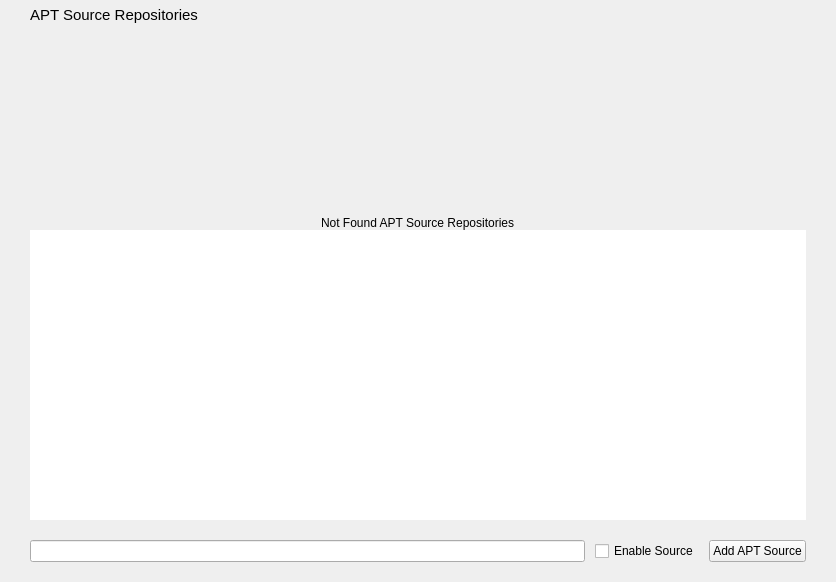
oguzhaninan/Stacer, file stacer/Pages/AptSourceManager/apt_source_manager_page.ui: the form before one commit.
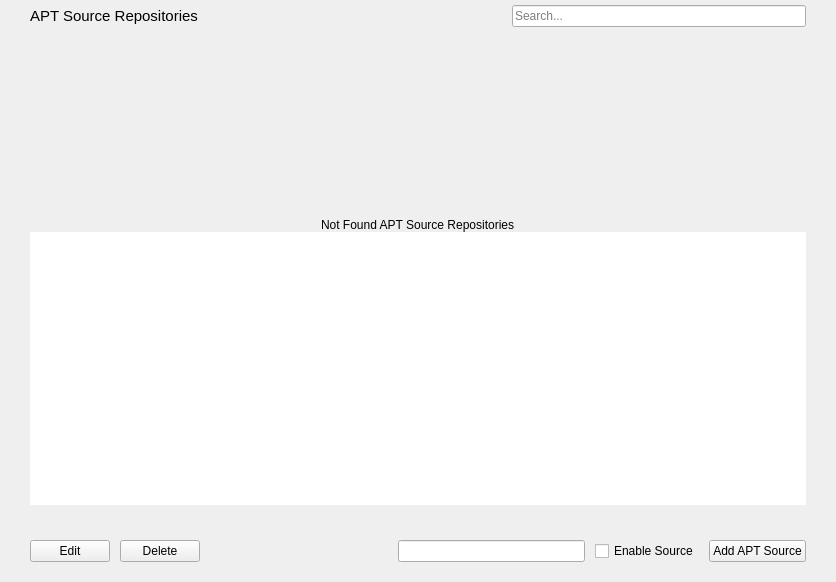
The form after the commit. Icons and pictures are not drawn.

Commit message: added searchbox to aptsourcemanager and edit, delete btns moved to aptsourcemanager page

What changed in the file:
```diff
--- a/stacer/Pages/AptSourceManager/apt_source_manager_page.ui
+++ b/stacer/Pages/AptSourceManager/apt_source_manager_page.ui
@@ -62,86 +62,7 @@
       <property name="verticalSpacing">
        <number>5</number>
       </property>
-      <item row="0" column="1">
-       <spacer name="horizontalSpacer">
-        <property name="orientation">
-         <enum>Qt::Horizontal</enum>
-        </property>
-        <property name="sizeHint" stdset="0">
-         <size>
-          <width>40</width>
-          <height>20</height>
-         </size>
-        </property>
-       </spacer>
-      </item>
-      <item row="5" column="3">
-       <widget class="QPushButton" name="btnAddAPTSourceRepository">
-        <property name="sizePolicy">
-         <sizepolicy hsizetype="Fixed" vsizetype="Fixed">
-          <horstretch>0</horstretch>
-          <verstretch>0</verstretch>
-         </sizepolicy>
-        </property>
-        <property name="font">
-         <font>
-          <family>Ubuntu</family>
-         </font>
-        </property>
-        <property name="cursor">
-         <cursorShape>PointingHandCursor</cursorShape>
-        </property>
-        <property name="focusPolicy">
-         <enum>Qt::NoFocus</enum>
-        </property>
-        <property name="styleSheet">
-         <string notr="true"/>
-        </property>
-        <property name="text">
-         <string>Add APT Source</string>
-        </property>
-        <property name="checkable">
-         <bool>false</bool>
-        </property>
-       </widget>
-      </item>
-      <item row="4" column="0" colspan="4">
-       <spacer name="verticalSpacer_2">
-        <property name="orientation">
-         <enum>Qt::Vertical</enum>
-        </property>
-        <property name="sizeType">
-         <enum>QSizePolicy::Fixed</enum>
-        </property>
-        <property name="sizeHint" stdset="0">
-         <size>
-          <width>20</width>
-          <height>15</height>
-         </size>
-        </property>
-       </spacer>
-      </item>
-      <item row="0" column="0" alignment="Qt::AlignLeft">
-       <widget class="QLabel" name="aptSourceTitleLbl">
-        <property name="font">
-         <font>
-          <family>Ubuntu</family>
-          <pointsize>11</pointsize>
-          <italic>false</italic>
-         </font>
-        </property>
-        <property name="styleSheet">
-         <string notr="true"/>
-        </property>
-        <property name="text">
-         <string notr="true">APT Source Repositories</string>
-        </property>
-       </widget>
-      </item>
-      <item row="5" column="0" colspan="2">
-       <widget class="QLineEdit" name="txtAptSource"/>
-      </item>
-      <item row="1" column="0" colspan="4">
+      <item row="1" column="0" colspan="7">
        <widget class="QWidget" name="verticalWidget_2" native="true">
         <layout class="QVBoxLayout" name="verticalLayout">
          <property name="spacing">
@@ -245,13 +166,202 @@
         </layout>
        </widget>
       </item>
-      <item row="5" column="2">
-       <widget class="QCheckBox" name="checkEnableSource">
-        <property name="accessibleName">
-         <string>circle</string>
+      <item row="4" column="0" colspan="7">
+       <spacer name="verticalSpacer_2">
+        <property name="orientation">
+         <enum>Qt::Vertical</enum>
+        </property>
+        <property name="sizeType">
+         <enum>QSizePolicy::Fixed</enum>
+        </property>
+        <property name="sizeHint" stdset="0">
+         <size>
+          <width>20</width>
+          <height>30</height>
+         </size>
+        </property>
+       </spacer>
+      </item>
+      <item row="0" column="6">
+       <widget class="QLineEdit" name="txtSearchAptSource">
+        <property name="placeholderText">
+         <string>Search...</string>
+        </property>
+       </widget>
+      </item>
+      <item row="5" column="0" colspan="7">
+       <layout class="QHBoxLayout" name="horizontalLayout_2">
+        <property name="spacing">
+         <number>10</number>
+        </property>
+        <property name="bottomMargin">
+         <number>0</number>
+        </property>
+        <item>
+         <widget class="QPushButton" name="btnEditAptSource">
+          <property name="sizePolicy">
+           <sizepolicy hsizetype="Fixed" vsizetype="Fixed">
+            <horstretch>0</horstretch>
+            <verstretch>0</verstretch>
+           </sizepolicy>
+          </property>
+          <property name="font">
+           <font>
+            <family>Ubuntu</family>
+           </font>
+          </property>
+          <property name="cursor">
+           <cursorShape>PointingHandCursor</cursorShape>
+          </property>
+          <property name="focusPolicy">
+           <enum>Qt::NoFocus</enum>
+          </property>
+          <property name="styleSheet">
+           <string notr="true"/>
+          </property>
+          <property name="text">
+           <string>Edit</string>
+          </property>
+          <property name="icon">
+           <iconset resource="../../static.qrc">
+            <normaloff>:/static/themes/default/img/edit.svg</normaloff>:/static/themes/default/img/edit.svg</iconset>
+          </property>
+          <property name="iconSize">
+           <size>
+            <width>16</width>
+            <height>16</height>
+           </size>
+          </property>
+          <property name="checkable">
+           <bool>false</bool>
+          </property>
+         </widget>
+        </item>
+        <item>
+         <widget class="QPushButton" name="btnDeleteAptSource">
+          <property name="sizePolicy">
+           <sizepolicy hsizetype="Fixed" vsizetype="Fixed">
+            <horstretch>0</horstretch>
+            <verstretch>0</verstretch>
+           </sizepolicy>
+          </property>
+          <property name="font">
+           <font>
+            <family>Ubuntu</family>
+           </font>
+          </property>
+          <property name="cursor">
+           <cursorShape>PointingHandCursor</cursorShape>
+          </property>
+          <property name="focusPolicy">
+           <enum>Qt::NoFocus</enum>
+          </property>
+          <property name="styleSheet">
+           <string notr="true"/>
+          </property>
+          <property name="text">
+           <string>Delete</string>
+          </property>
+          <property name="icon">
+           <iconset resource="../../static.qrc">
+            <normaloff>:/static/themes/default/img/trash.svg</normaloff>:/static/themes/default/img/trash.svg</iconset>
+          </property>
+          <property name="iconSize">
+           <size>
+            <width>16</width>
+            <height>16</height>
+           </size>
+          </property>
+          <property name="checkable">
+           <bool>false</bool>
+          </property>
+         </widget>
+        </item>
+        <item>
+         <spacer name="bottomSectionHorizontalSpacer">
+          <property name="orientation">
+           <enum>Qt::Horizontal</enum>
+          </property>
+          <property name="sizeHint" stdset="0">
+           <size>
+            <width>0</width>
+            <height>20</height>
+           </size>
+          </property>
+         </spacer>
+        </item>
+        <item>
+         <widget class="QLineEdit" name="txtAptSource"/>
+        </item>
+        <item>
+         <widget class="QCheckBox" name="checkEnableSource">
+          <property name="accessibleName">
+           <string>circle</string>
+          </property>
+          <property name="text">
+           <string>Enable Source</string>
+          </property>
+         </widget>
+        </item>
+        <item>
+         <widget class="QPushButton" name="btnAddAPTSourceRepository">
+          <property name="sizePolicy">
+           <sizepolicy hsizetype="Fixed" vsizetype="Fixed">
+            <horstretch>0</horstretch>
+            <verstretch>0</verstretch>
+           </sizepolicy>
+          </property>
+          <property name="font">
+           <font>
+            <family>Ubuntu</family>
+           </font>
+          </property>
+          <property name="cursor">
+           <cursorShape>PointingHandCursor</cursorShape>
+          </property>
+          <property name="focusPolicy">
+           <enum>Qt::NoFocus</enum>
+          </property>
+          <property name="styleSheet">
+           <string notr="true"/>
+          </property>
+          <property name="text">
+           <string>Add APT Source</string>
+          </property>
+          <property name="checkable">
+           <bool>true</bool>
+          </property>
+         </widget>
+        </item>
+       </layout>
+      </item>
+      <item row="0" column="5">
+       <spacer name="horizontalSpacer">
+        <property name="orientation">
+         <enum>Qt::Horizontal</enum>
+        </property>
+        <property name="sizeHint" stdset="0">
+         <size>
+          <width>40</width>
+          <height>20</height>
+         </size>
+        </property>
+       </spacer>
+      </item>
+      <item row="0" column="0" colspan="5">
+       <widget class="QLabel" name="aptSourceTitleLbl">
+        <property name="font">
+         <font>
+          <family>Ubuntu</family>
+          <pointsize>11</pointsize>
+          <italic>false</italic>
+         </font>
+        </property>
+        <property name="styleSheet">
+         <string notr="true"/>
         </property>
         <property name="text">
-         <string>Enable Source</string>
+         <string notr="true">APT Source Repositories</string>
         </property>
        </widget>
       </item>
```
Left out of the diff: 6 changed lines with no effect on the pictures. The commit also changes 7 other files.
